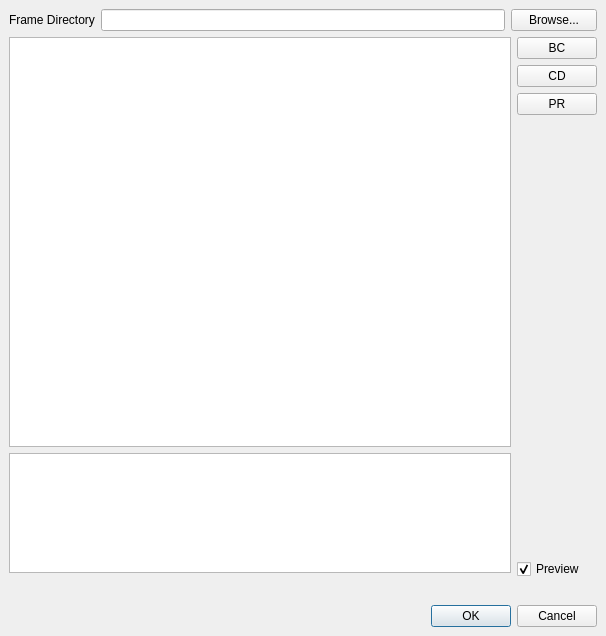
This is Nuclex.FrameFixer.Native/UserInterface/MainWindow.ui in nuclex-video-tools/Nuclex.FrameFixer.Native as Qt 5 draws it before an edit. The edited form follows.
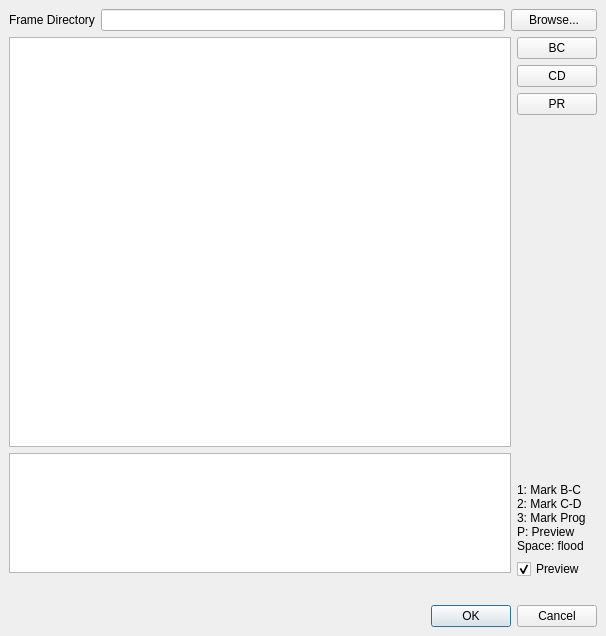
This is the edited form. Custom widgets are drawn as their Qt base class.

```diff
--- a/Nuclex.FrameFixer.Native/UserInterface/MainWindow.ui
+++ b/Nuclex.FrameFixer.Native/UserInterface/MainWindow.ui
@@ -40,15 +40,15 @@
     </item>
     <item row="2" column="3" rowspan="3">
      <layout class="QVBoxLayout" name="verticalLayout">
-      <item>
-       <widget class="QPushButton" name="cdFrameButton">
-        <property name="text">
-         <string>BC</string>
-        </property>
-       </widget>
-      </item>
       <item>
        <widget class="QPushButton" name="bcFrameButton">
+        <property name="text">
+         <string>BC</string>
+        </property>
+       </widget>
+      </item>
+      <item>
+       <widget class="QPushButton" name="cdFrameButton">
         <property name="sizePolicy">
          <sizepolicy hsizetype="Minimum" vsizetype="Fixed">
           <horstretch>0</horstretch>
@@ -80,6 +80,17 @@
         </property>
        </spacer>
       </item>
+      <item>
+       <widget class="QLabel" name="frameStatusLabel">
+        <property name="text">
+         <string>1: Mark B-C
+2: Mark C-D
+3: Mark Prog
+P: Preview
+Space: flood</string>
+        </property>
+       </widget>
+      </item>
       <item>
        <widget class="QCheckBox" name="showTelecidedButton">
         <property name="autoFillBackground">
```
Left out of the diff: 4 changed lines with no effect on the pictures.
